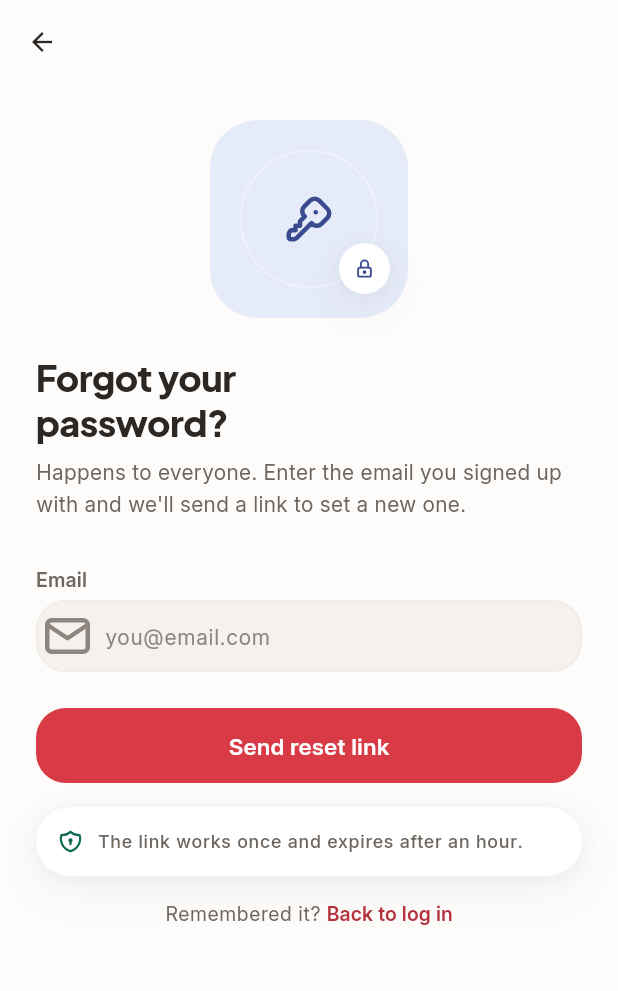
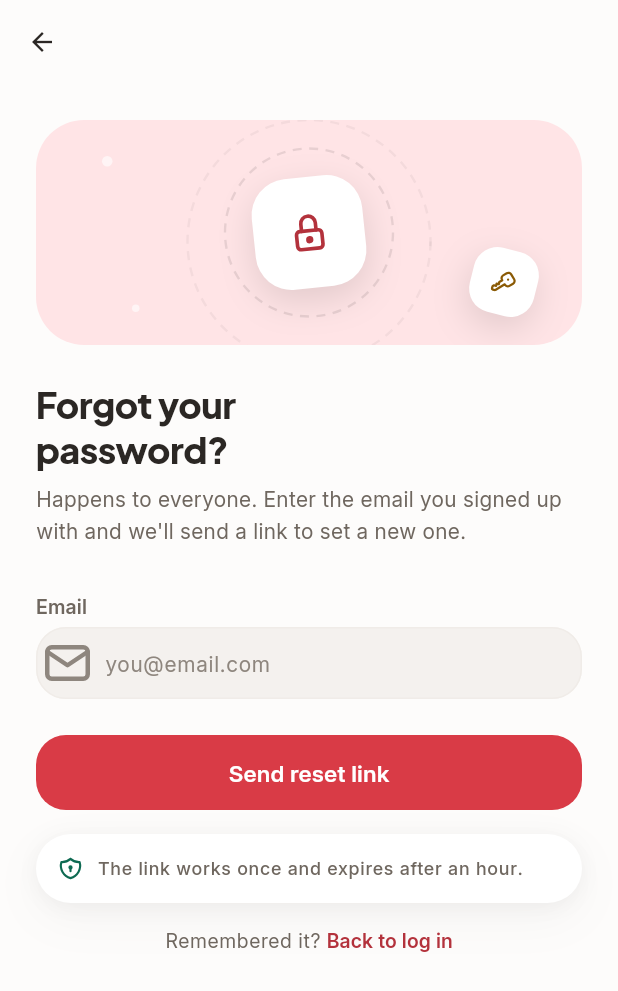
Before and after one commit to safinmahesania/Recipedia, a Flutter app: the ForgotPasswordView screen opened directly, on a phone screen of 412 x 824 dp. Shown: the top 991 px of the screen. Run offline on Flutter 3.47's test engine with Material 3 defaults, Android fonts, the phone set to English and light mode, and no system bars; our stand-ins replace cached_network_image, flutter_svg, get, image_picker, share_plus, shared_preferences and 1 more; accounts and stored records are empty.

Commit message:
feat(auth): shared AuthHero built to the kit composition
- Extract the kit's hero: dashed halo rings, a rotated tile and badge, and
  two offset dots; halos painted since Flutter has no dashed border
- Forgot password uses the kit's exact lock + key pairing
- Login and signup get shorter variants so their forms stay above the fold
- Ship the sparkles icon

```diff
--- a/lib/constants/icon_assets.dart
+++ b/lib/constants/icon_assets.dart
@@ -18,7 +18,7 @@ const kTablerIcons = <String>{
   'person', 'person_outline', 'photo', 'photo_camera_outlined', 'photo_library_outlined',
   'play_arrow', 'public', 'rate_review_outlined', 'refresh', 'remove',
   'restaurant_menu', 'schedule', 'search', 'search_off', 'settings_outlined',
-  'share', 'shield_outlined', 'shopping_basket_outlined', 'shopping_cart', 'star',
-  'star_border', 'star_outline', 'swap_vert', 'tune', 'visibility',
-  'visibility_off', 'warning_amber_rounded',
+  'share', 'shield_outlined', 'shopping_basket_outlined', 'shopping_cart', 'sparkles',
+  'star', 'star_border', 'star_outline', 'swap_vert', 'tune',
+  'visibility', 'visibility_off', 'warning_amber_rounded',
 };
--- /dev/null
+++ b/lib/shared/widgets/auth_hero.dart
@@ -0,0 +1,205 @@
+import 'dart:math' as math;
+
+import 'package:flutter/material.dart';
+import '../../constants/app_sizes.dart';
+import '../../theme/app_tokens.dart';
+import 'app_icon.dart';
+
+/// The illustrated header used across the auth screens.
+///
+/// Built to the kit's composition rather than improvised per screen: a tinted
+/// rounded panel, two dashed halos, a large rotated tile holding the subject
+/// icon, a smaller rotated badge, and two dots for asymmetry. Only the icons
+/// and the tint slot change between screens, which is what makes login,
+/// signup and password reset read as one family.
+class AuthHero extends StatelessWidget {
+  /// Tabler name for the large tile.
+  final String icon;
+
+  /// Tabler name for the small offset badge.
+  final String badge;
+
+  /// Index into the category tint ramp — picks the panel and icon colours.
+  final int slot;
+
+  /// Shorter on screens that also carry a form, so the fields stay above the
+  /// fold. The kit uses 150 where the screen is mostly hero.
+  final double height;
+
+  const AuthHero({
+    super.key,
+    required this.icon,
+    required this.badge,
+    this.slot = 0,
+    this.height = 150,
+  });
+
+  @override
+  Widget build(BuildContext context) {
+    final t = context.tokens;
+    final isDark = Theme.of(context).brightness == Brightness.dark;
+    final scale = height / 150;
+
+    return Container(
+      height: height,
+      width: double.infinity,
+      decoration: BoxDecoration(
+        color: t.categoryTints[slot],
+        borderRadius: BorderRadius.circular(AppSizes.radiusXl),
+      ),
+      clipBehavior: Clip.antiAlias,
+      child: Stack(
+        alignment: Alignment.center,
+        children: [
+          _Halo(size: 112 * scale, dark: isDark),
+          _Halo(size: 162 * scale, dark: isDark, opacity: 0.5),
+
+          // Two small dots break the symmetry the halos create.
+          Positioned(
+            left: 44 * scale,
+            top: 24 * scale,
+            child: _Dot(size: 7 * scale, dark: isDark),
+          ),
+          Positioned(
+            left: 64 * scale,
+            bottom: 22 * scale,
+            child: _Dot(size: 5 * scale, dark: isDark),
+          ),
+
+          Transform.rotate(
+            angle: -6 * math.pi / 180,
+            child: _Float(
+              size: 74 * scale,
+              radius: 24 * scale,
+              child: AppIcon(icon,
+                  fallback: Icons.circle_outlined,
+                  size: 34 * scale,
+                  color: t.categoryGlyphs[slot]),
+            ),
+          ),
+          Positioned(
+            right: 30 * scale,
+            bottom: 20 * scale,
+            child: Transform.rotate(
+              angle: 14 * math.pi / 180,
+              child: _Float(
+                size: 44 * scale,
+                radius: 16 * scale,
+                child: AppIcon(badge,
+                    fallback: Icons.circle_outlined,
+                    size: 21 * scale,
+                    color: t.onWarningTint),
+              ),
+            ),
+          ),
+        ],
+      ),
+    );
+  }
+}
+
+/// Dashed ring. Flutter has no dashed border, so it is painted.
+class _Halo extends StatelessWidget {
+  final double size;
+  final bool dark;
+  final double opacity;
+
+  const _Halo({required this.size, required this.dark, this.opacity = 1});
+
+  @override
+  Widget build(BuildContext context) => SizedBox(
+        width: size,
+        height: size,
+        child: CustomPaint(
+          painter: _DashedCirclePainter(
+            color: (dark ? Colors.white : Colors.black)
+                .withValues(alpha: (dark ? 0.11 : 0.09) * opacity),
+          ),
+        ),
+      );
+}
+
+class _DashedCirclePainter extends CustomPainter {
+  final Color color;
+  const _DashedCirclePainter({required this.color});
+
+  @override
+  void paint(Canvas canvas, Size size) {
+    final paint = Paint()
+      ..color = color
+      ..style = PaintingStyle.stroke
+      ..strokeWidth = 1.6;
+
+    final r = size.width / 2;
+    final centre = Offset(r, r);
+    // ~6px dash with a 5px gap, converted to radians so the pattern stays even
+    // whatever the radius.
+    const dash = 6.0, gap = 5.0;
+    final step = (dash + gap) / r;
+    for (var a = 0.0; a < math.pi * 2; a += step) {
+      canvas.drawArc(
+        Rect.fromCircle(center: centre, radius: r),
+        a,
+        dash / r,
+        false,
+        paint,
+      );
+    }
+  }
+
+  @override
+  bool shouldRepaint(_DashedCirclePainter old) => old.color != color;
+}
+
+class _Dot extends StatelessWidget {
+  final double size;
+  final bool dark;
+  const _Dot({required this.size, required this.dark});
+
+  @override
+  Widget build(BuildContext context) => Container(
+        width: size,
+        height: size,
+        decoration: BoxDecoration(
+          shape: BoxShape.circle,
+          color: Colors.white.withValues(alpha: dark ? 0.18 : 0.6),
+        ),
+      );
+}
+
+class _Float extends StatelessWidget {
+  final double size;
+  final double radius;
+  final Widget child;
+
+  const _Float({
+    required this.size,
+    required this.radius,
+    required this.child,
+  });
+
+  @override
+  Widget build(BuildContext context) {
+    final t = context.tokens;
+    final isDark = Theme.of(context).brightness == Brightness.dark;
+    return Container(
+      width: size,
+      height: size,
+      alignment: Alignment.center,
+      decoration: BoxDecoration(
+        color: t.surfaceRaised,
+        borderRadius: BorderRadius.circular(radius),
+        boxShadow: [
+          BoxShadow(
+            color: isDark
+                ? Colors.black.withValues(alpha: 0.55)
+                : const Color(0xFF2B2724).withValues(alpha: 0.14),
+            offset: const Offset(0, 8),
+            blurRadius: isDark ? 22 : 20,
+          ),
+        ],
+      ),
+      child: child,
+    );
+  }
+}
--- a/lib/views/auth/forgot_password_view.dart
+++ b/lib/views/auth/forgot_password_view.dart
@@ -7,6 +7,7 @@ import '../../shared/widgets/primary_button.dart';
 import '../../theme/app_tokens.dart';
 import '../../shared/widgets/app_icon.dart';
 import 'mail_sent_view.dart';
+import '../../shared/widgets/auth_hero.dart';
 
 /// Password reset request. StatefulWidget so the controller is disposed.
 class ForgotPasswordView extends StatefulWidget {
@@ -39,57 +40,8 @@ class _ForgotPasswordViewState extends State<ForgotPasswordView> {
           child: Column(
             crossAxisAlignment: CrossAxisAlignment.stretch,
             children: [
-              // The kit gives this screen a hero; login and signup deliberately
-              // have none — they are forms people arrive at knowing what to do.
-              Center(
-                child: SizedBox(
-                  height: 132,
-                  width: 132,
-                  child: Stack(
-                    alignment: Alignment.center,
-                    children: [
-                      Container(
-                        decoration: BoxDecoration(
-                          color: t.categoryTints[3],
-                          borderRadius:
-                              BorderRadius.circular(AppSizes.radiusXl),
-                        ),
-                      ),
-                      Container(
-                        width: 92,
-                        height: 92,
-                        decoration: BoxDecoration(
-                          shape: BoxShape.circle,
-                          border: Border.all(
-                              color: t.canvas.withValues(alpha: 0.5)),
-                        ),
-                      ),
-                      AppIcon('key',
-                          fallback: Icons.key,
-                          size: 42,
-                          color: t.categoryGlyphs[3]),
-                      Positioned(
-                        right: 12,
-                        bottom: 16,
-                        child: Container(
-                          width: 34,
-                          height: 34,
-                          alignment: Alignment.center,
-                          decoration: BoxDecoration(
-                            shape: BoxShape.circle,
-                            color: t.surfaceRaised,
-                            boxShadow: t.cardShadow,
-                          ),
-                          child: AppIcon('lock',
-                              fallback: Icons.lock,
-                              size: 17,
-                              color: t.categoryGlyphs[3]),
-                        ),
-                      ),
-                    ],
-                  ),
-                ),
-              ),
+              // Kit composition: lock in the large tile, key on the badge.
+              const AuthHero(icon: 'lock', badge: 'key', slot: 0),
               const SizedBox(height: AppSizes.lg),
               Text('Forgot your\npassword?', style: text.headlineMedium),
               const SizedBox(height: AppSizes.sm),
--- a/lib/views/auth/login_view.dart
+++ b/lib/views/auth/login_view.dart
@@ -8,6 +8,7 @@ import '../../shared/widgets/primary_button.dart';
 import '../../theme/app_tokens.dart';
 import 'forgot_password_view.dart';
 import 'signup_view.dart';
+import '../../shared/widgets/auth_hero.dart';
 
 /// Login. Now a StatefulWidget so the text controllers are disposed — they
 /// were fields on a StatelessWidget before, which leaked them.
@@ -42,6 +43,14 @@ class _LoginViewState extends State<LoginView> {
           child: Column(
             crossAxisAlignment: CrossAxisAlignment.stretch,
             children: [
+              const SizedBox(height: AppSizes.smd),
+              // Shorter than the reset screen's: this one carries a form too,
+              // and the fields should stay above the fold.
+              const AuthHero(
+                  icon: 'restaurant_menu',
+                  badge: 'local_fire_department',
+                  slot: 0,
+                  height: 118),
               const SizedBox(height: AppSizes.lg),
               // Left-aligned like every other screen. A centred wordmark read
               // as a splash rather than the top of a form.
--- a/lib/views/auth/signup_view.dart
+++ b/lib/views/auth/signup_view.dart
@@ -6,6 +6,7 @@ import '../../shared/widgets/app_icon.dart';
 import '../../shared/widgets/app_text_field.dart';
 import '../../shared/widgets/primary_button.dart';
 import '../../theme/app_tokens.dart';
+import '../../shared/widgets/auth_hero.dart';
 
 /// Step 1 of 4. Account creation is the first onboarding step, not a separate
 /// errand — the kit shows one continuous progress bar from here through diet,
@@ -107,7 +108,12 @@ class _SignupViewState extends State<SignupView> {
                 ),
               ),
 
-              const SizedBox(height: AppSizes.lg),
+              const SizedBox(height: AppSizes.md),
+              // Shortest of the three: this screen already carries a progress
+              // bar, four inputs and a consent row.
+              const AuthHero(
+                  icon: 'person', badge: 'sparkles', slot: 1, height: 104),
+              const SizedBox(height: AppSizes.md),
               Text('Create your account', style: text.headlineMedium),
               const SizedBox(height: AppSizes.lg),
 
```
Also changed, not shown: assets/icons/sparkles.svg (added).
